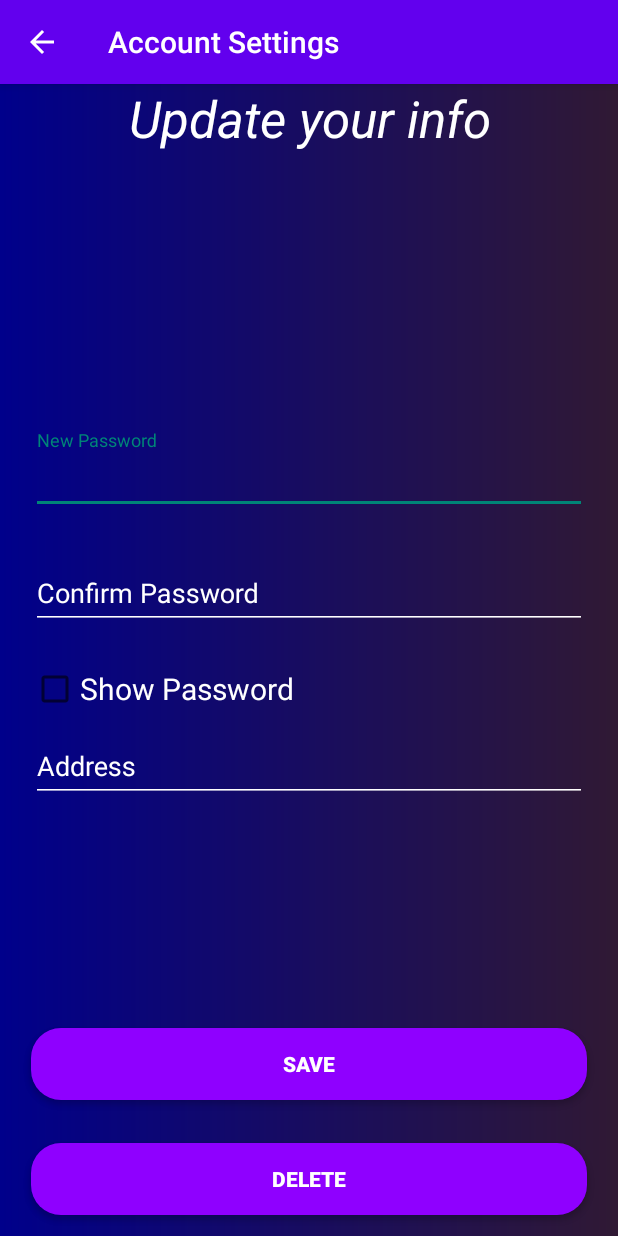
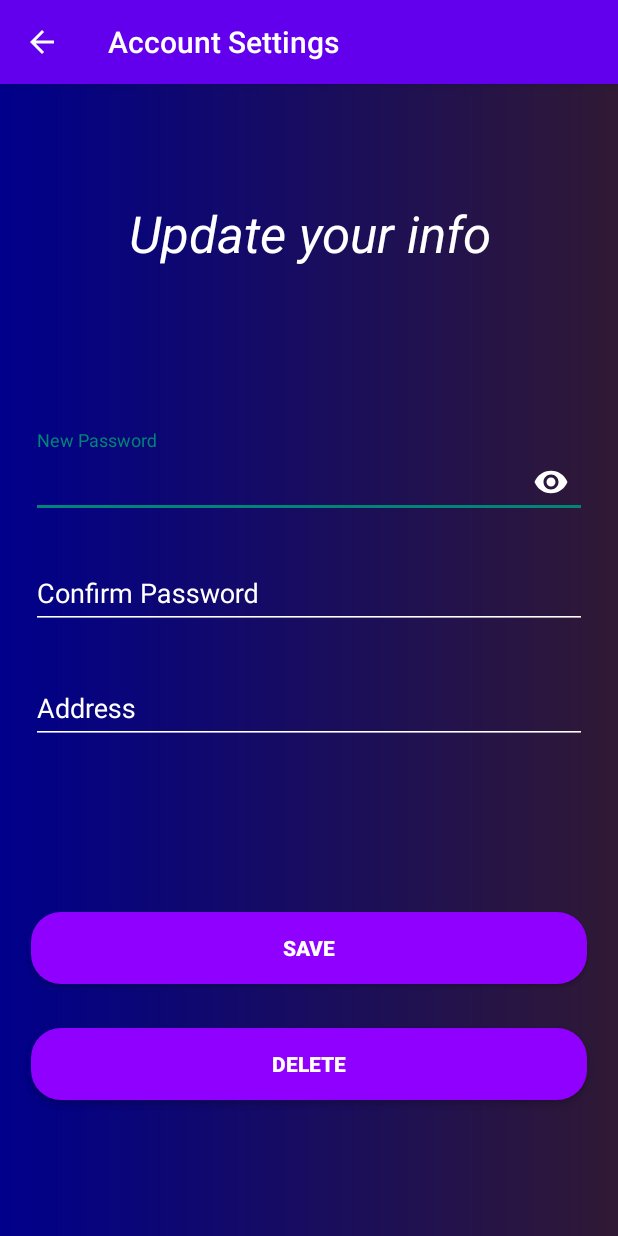
Before and after one commit to TaronTonoyan/FinalProjectSamsungTT, an Android app: the AccountSettingsActivity screen opened directly, with no data from a screen before it, on a phone screen of 412 x 824 dp. Run offline under Robolectric (Android 15) with nearby library versions, the phone set to English and light mode, and no system bars; 4 statements that could not run were skipped.

Commit message:
Changes Saved

```diff
--- a/app/src/main/java/com/samsung/finalprojectsamsungtt/activities/AccountSettingsActivity.java
+++ b/app/src/main/java/com/samsung/finalprojectsamsungtt/activities/AccountSettingsActivity.java
@@ -2,10 +2,8 @@ package com.samsung.finalprojectsamsungtt.activities;
 
 import android.content.Intent;
 import android.os.Bundle;
-import android.text.InputType;
 import android.view.MenuItem;
 import android.widget.Button;
-import android.widget.CheckBox;
 import android.widget.EditText;
 import android.widget.TextView;
 import android.widget.Toast;
@@ -25,7 +23,6 @@ public class AccountSettingsActivity extends AppCompatActivity {
     private EditText password;
     private EditText confirmPassword;
     private EditText address;
-    private CheckBox showPassword;
 
     private final int DELETE_ACTIVITY_REQUEST_CODE = 1;
 
@@ -44,7 +41,6 @@ public class AccountSettingsActivity extends AppCompatActivity {
         TextView email = findViewById(R.id.email);
         password = findViewById(R.id.password);
         confirmPassword = findViewById(R.id.confirmPassword);
-        showPassword = findViewById(R.id.showPassword);
         address = findViewById(R.id.address);
         Button save = findViewById(R.id.save);
         Button delete = findViewById(R.id.delete);
@@ -55,13 +51,6 @@ public class AccountSettingsActivity extends AppCompatActivity {
         email.setText(acc.getEmail());
         address.setText(acc.getAddress());
 
-        showPassword.setOnClickListener(v -> {
-            if (showPassword.isChecked()) {
-                password.setInputType(InputType.TYPE_TEXT_VARIATION_VISIBLE_PASSWORD);
-            } else {
-                password.setInputType(InputType.TYPE_CLASS_TEXT | InputType.TYPE_TEXT_VARIATION_PASSWORD);
-            }
-        });
         save.setOnClickListener(v -> {
             if (password.getText().toString().equals(confirmPassword.getText().toString()) && !password.getText().toString().equals("")) {
                 acc.setPassword(password.getText().toString());
--- a/app/src/main/res/layout/activity_account.xml
+++ b/app/src/main/res/layout/activity_account.xml
@@ -14,10 +14,10 @@
         android:textColor="@color/white"
         android:textSize="34sp"
         android:textStyle="italic"
-        app:layout_constraintBottom_toTopOf="@+id/guideline1"
+        app:layout_constraintBottom_toTopOf="@+id/guideline2"
         app:layout_constraintEnd_toEndOf="parent"
         app:layout_constraintStart_toStartOf="parent"
-        app:layout_constraintTop_toTopOf="parent" />
+        app:layout_constraintTop_toTopOf="@+id/guideline1" />
 
     <TextView
         android:id="@+id/email"
@@ -40,7 +40,9 @@
         app:layout_constraintBottom_toTopOf="@+id/guideline4"
         app:layout_constraintEnd_toStartOf="@+id/verticalGuideline2"
         app:layout_constraintStart_toStartOf="@+id/verticalGuideline1"
-        app:layout_constraintTop_toTopOf="@+id/guideline3">
+        app:layout_constraintTop_toTopOf="@+id/guideline3"
+        app:passwordToggleEnabled="true"
+        app:passwordToggleTint="@color/white">
 
         <com.google.android.material.textfield.TextInputEditText
             android:id="@+id/password"
@@ -72,29 +74,15 @@
 
     </com.google.android.material.textfield.TextInputLayout>
 
-    <CheckBox
-        android:id="@+id/showPassword"
-        android:layout_width="wrap_content"
-        android:layout_height="wrap_content"
-        android:text="@string/show_password"
-        android:textAlignment="center"
-        android:textColor="@color/white"
-        android:textSize="20sp"
-        app:layout_constraintBottom_toTopOf="@+id/guideline6"
-        app:layout_constraintEnd_toStartOf="@+id/verticalGuideline2"
-        app:layout_constraintHorizontal_bias="0"
-        app:layout_constraintStart_toStartOf="@+id/verticalGuideline1"
-        app:layout_constraintTop_toTopOf="@+id/guideline5" />
-
     <com.google.android.material.textfield.TextInputLayout
         android:layout_width="0dp"
         android:layout_height="0dp"
         android:hint="@string/address"
         android:textColorHint="@color/white"
-        app:layout_constraintBottom_toTopOf="@+id/guideline7"
+        app:layout_constraintBottom_toTopOf="@+id/guideline6"
         app:layout_constraintEnd_toStartOf="@+id/verticalGuideline2"
         app:layout_constraintStart_toStartOf="@+id/verticalGuideline1"
-        app:layout_constraintTop_toTopOf="@+id/guideline6">
+        app:layout_constraintTop_toTopOf="@+id/guideline5">
 
         <com.google.android.material.textfield.TextInputEditText
             android:id="@+id/address"
@@ -114,10 +102,10 @@
         android:text="@string/save"
         android:textColor="@color/white"
         android:textStyle="bold"
-        app:layout_constraintBottom_toTopOf="@+id/guideline8"
+        app:layout_constraintBottom_toTopOf="@+id/guideline7"
         app:layout_constraintEnd_toStartOf="@+id/verticalGuideline2"
         app:layout_constraintStart_toStartOf="@+id/verticalGuideline1"
-        app:layout_constraintTop_toTopOf="@+id/guideline7" />
+        app:layout_constraintTop_toTopOf="@+id/guideline6" />
 
     <Button
         android:id="@+id/delete"
@@ -127,10 +115,10 @@
         android:text="@string/delete"
         android:textColor="@color/white"
         android:textStyle="bold"
-        app:layout_constraintBottom_toBottomOf="parent"
+        app:layout_constraintBottom_toBottomOf="@+id/guideline8"
         app:layout_constraintEnd_toStartOf="@+id/verticalGuideline2"
         app:layout_constraintStart_toStartOf="@+id/verticalGuideline1"
-        app:layout_constraintTop_toTopOf="@+id/guideline8" />
+        app:layout_constraintTop_toTopOf="@+id/guideline7" />
 
     <androidx.constraintlayout.widget.Guideline
         android:id="@+id/guideline1"
@@ -172,7 +160,7 @@
         android:layout_width="wrap_content"
         android:layout_height="wrap_content"
         android:orientation="horizontal"
-        app:layout_constraintGuide_percent="0.55" />
+        app:layout_constraintGuide_percent="0.7" />
 
     <androidx.constraintlayout.widget.Guideline
         android:id="@+id/guideline7"
--- a/app/src/main/res/values/strings.xml
+++ b/app/src/main/res/values/strings.xml
@@ -70,5 +70,4 @@
     <string name="update_your_info">Update your info</string>
     <string name="history">History</string>
     <string name="remember_me">Remember Me</string>
-    <string name="show_password">Show Password</string>
 </resources>
```
Also changed, not shown: app/src/main/java/com/samsung/finalprojectsamsungtt/activities/LoginActivity.java (+0 -10 lines), app/src/main/java/com/samsung/finalprojectsamsungtt/activities/RegisterActivity.java (+0 -11 lines), app/src/main/res/layout/activity_login.xml (+8 -20 lines), app/src/main/res/layout/activity_register.xml (+5 -17 lines).
